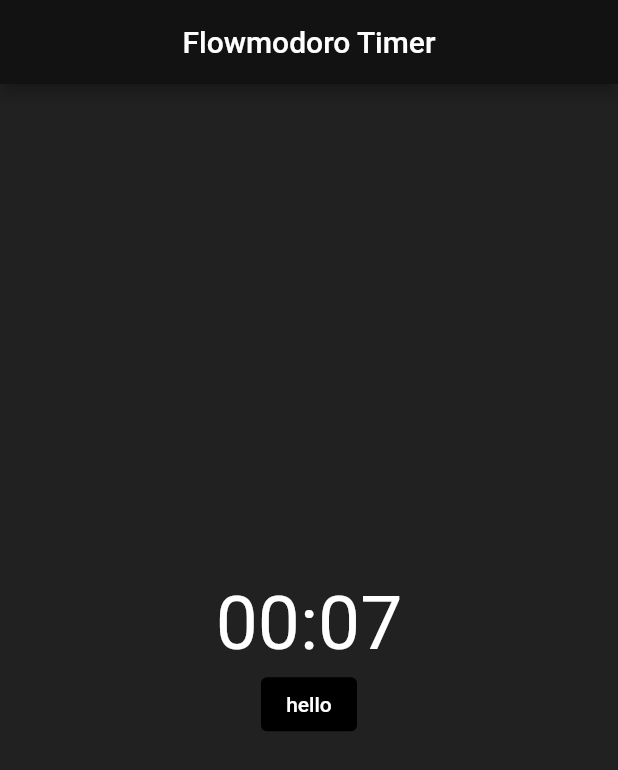
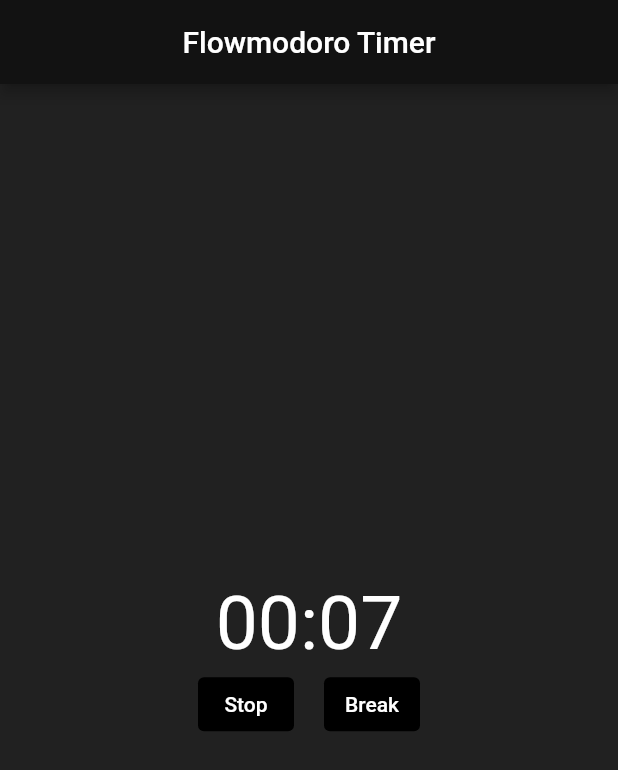
Before and after one commit to SzymanskiFilip/flowmodoro-flutter, a Flutter app: the screen it shows after launch, on a phone screen of 412 x 824 dp. Shown: the top 770 px of the screen. Run offline on Flutter 3.47's test engine with Material 2 defaults, Android fonts, the phone set to English and light mode, and no system bars.

Commit message:
added 2 buttons

```diff
--- a/lib/widgets/TimerWidget.dart
+++ b/lib/widgets/TimerWidget.dart
@@ -20,13 +20,13 @@ class _TimerWidgetState extends State<TimerWidget> {
     startTimer();
   }
 
-  void startTimer(){
+  void startTimer() {
     timer = Timer.periodic(second, (timer) {
       updateTime();
     });
   }
 
-  void updateTime(){
+  void updateTime() {
     final second = 1;
 
     setState(() {
@@ -35,7 +35,6 @@ class _TimerWidgetState extends State<TimerWidget> {
     });
   }
 
-
   @override
   Widget build(BuildContext context) {
     String twoDigits(int n) => n.toString().padLeft(2, '0');
@@ -43,12 +42,25 @@ class _TimerWidgetState extends State<TimerWidget> {
     final seconds = twoDigits(time.inSeconds.remainder(60));
 
     return Container(
-      child: Column(children: [
-        Text("$minutes:$seconds", style: Themes.timerStyle,),
-        Row(children: [
-          ButtonWidget(text: "hello", onClick: () => {print("hello")},),
-        ], mainAxisAlignment: MainAxisAlignment.center,)
-      ], mainAxisAlignment: MainAxisAlignment.center,),
+      child: Column(
+        children: [
+          Text(
+            "$minutes:$seconds",
+            style: Themes.timerStyle,
+          ),
+          Row(
+            mainAxisAlignment: MainAxisAlignment.center,
+            children: [
+              ButtonWidget(
+                text: "Stop",
+                onClick: () => {print("hello")},
+              ),
+              ButtonWidget(text: "Break", onClick: () => {print("hello")})
+            ],
+          )
+        ],
+        mainAxisAlignment: MainAxisAlignment.center,
+      ),
     );
   }
 }
```
